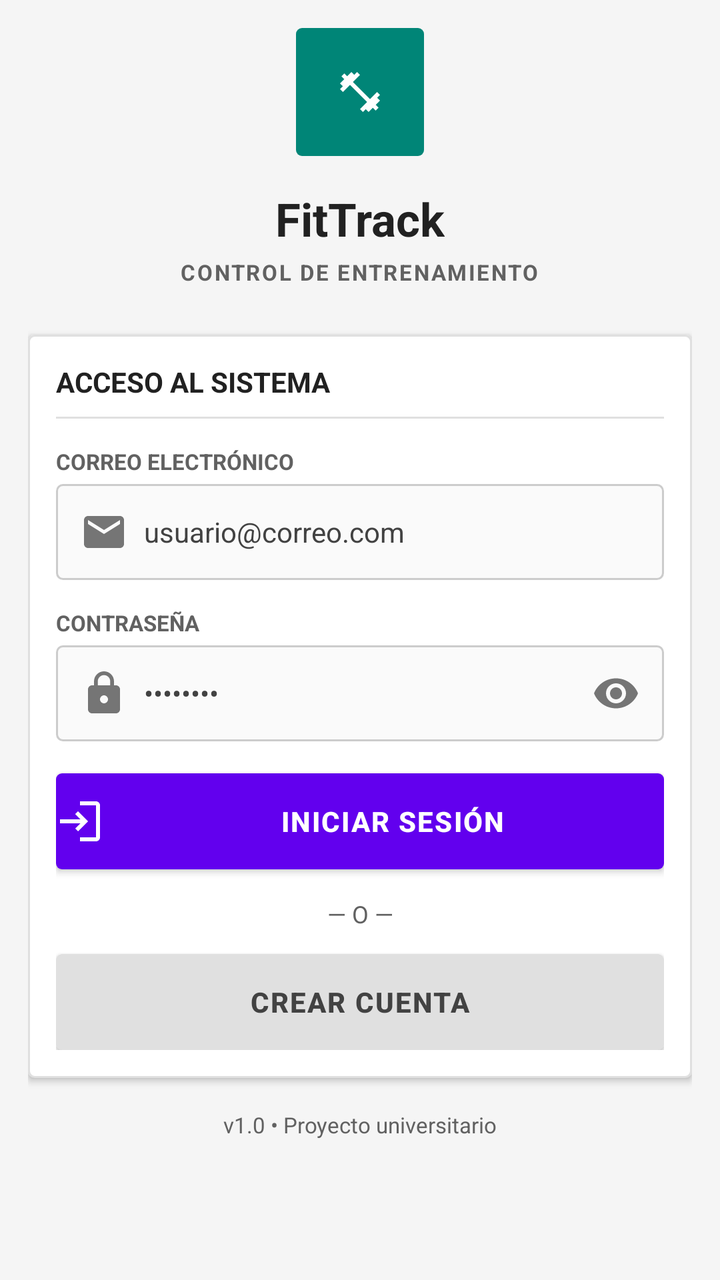
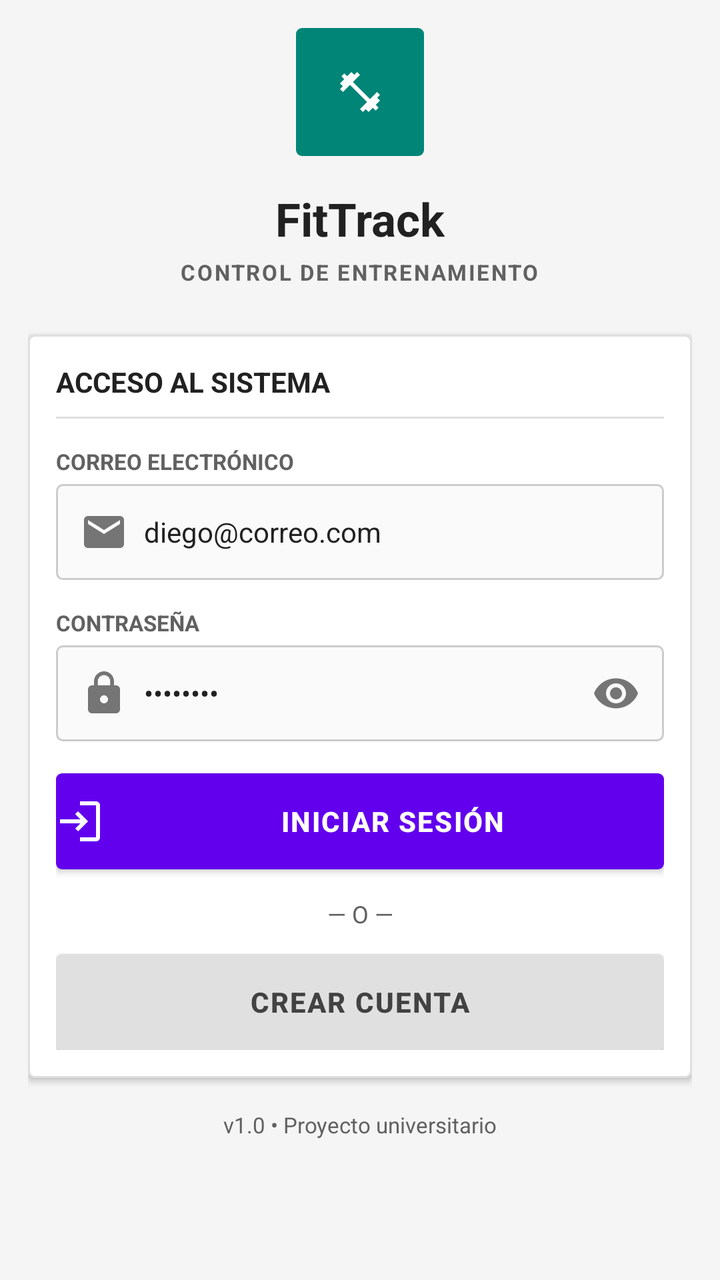

Before-and-after screenshots of an Android layout around one commit, followed by the original layout XML and the change that was made.
<!-- AndroidManifest.xml: application theme Theme.FitTrackAndroid -->
<!-- res/layout/fragment_login.xml -->
<?xml version="1.0" encoding="utf-8"?>
<ScrollView xmlns:android="http://schemas.android.com/apk/res/android"
    xmlns:app="http://schemas.android.com/apk/res-auto"
    android:id="@+id/svLogin"
    android:layout_width="match_parent"
    android:layout_height="match_parent"
    android:fillViewport="true"
    android:scrollbars="none">

    <LinearLayout
        android:id="@+id/layoutContenido"
        android:layout_width="match_parent"
        android:layout_height="wrap_content"
        android:gravity="center_horizontal"
        android:orientation="vertical"
        android:padding="@dimen/spacing_lg">

        
        <ImageView
            android:id="@+id/imgLogo"
            android:layout_width="64dp"
            android:layout_height="64dp"
            android:background="@drawable/bg_logo"
            android:contentDescription="@string/tvAppNombre"
            android:padding="15dp"
            android:scaleType="centerInside"
            android:src="@drawable/ic_fitness_center"
            app:tint="@color/colorOnPrimary" />

        <TextView
            android:id="@+id/tvAppNombre"
            android:layout_width="wrap_content"
            android:layout_height="wrap_content"
            android:layout_marginTop="@dimen/spacing_xl"
            android:text="@string/tvAppNombre"
            android:textColor="@color/colorTextPrimary"
            android:textSize="23sp"
            android:textStyle="bold" />

        <TextView
            android:id="@+id/tvSubtitulo"
            android:layout_width="wrap_content"
            android:layout_height="wrap_content"
            android:layout_marginTop="@dimen/spacing_xs"
            android:letterSpacing="0.08"
            android:text="@string/tvSubtitulo"
            android:textColor="@color/colorTextSecondary"
            android:textSize="11sp"
            android:textStyle="bold" />

        
        <LinearLayout
            android:id="@+id/cardFormulario"
            android:layout_width="match_parent"
            android:layout_height="wrap_content"
            android:layout_marginTop="@dimen/spacing_xxl"
            android:background="@drawable/bg_card"
            android:elevation="@dimen/elevation_card"
            android:orientation="vertical"
            android:padding="@dimen/spacing_lg">

            <TextView
                android:id="@+id/tvCabeceraFormulario"
                android:layout_width="match_parent"
                android:layout_height="wrap_content"
                android:text="@string/tvCabeceraFormulario"
                android:textColor="@color/colorTextPrimary"
                android:textSize="14sp"
                android:textStyle="bold" />

            <View
                android:id="@+id/viewDivisorCabecera"
                android:layout_width="match_parent"
                android:layout_height="1dp"
                android:layout_marginTop="@dimen/spacing_sm"
                android:background="@color/colorDivider" />

            
            <TextView
                android:id="@+id/tvLabelCorreo"
                android:layout_width="wrap_content"
                android:layout_height="wrap_content"
                android:layout_marginTop="@dimen/spacing_lg"
                android:text="@string/tvLabelCorreo"
                android:textColor="@color/colorTextSecondary"
                android:textSize="11sp"
                android:textStyle="bold" />

            <EditText
                android:id="@+id/etCorreo"
                android:layout_width="match_parent"
                android:layout_height="@dimen/button_height_standard"
                android:layout_marginTop="@dimen/spacing_xs"
                android:autofillHints="emailAddress"
                android:background="@drawable/bg_input"
                android:drawableStart="@drawable/ic_mail"
                android:drawablePadding="@dimen/spacing_sm"
                app:drawableTint="@color/colorTextTertiary"
                android:hint="@string/etCorreo_hint"
                android:inputType="textEmailAddress"
                android:maxLines="1"
                android:paddingHorizontal="@dimen/spacing_md"
                android:textColor="@color/colorTextPrimary"
                android:textColorHint="@color/colorTextStrong"
                android:textSize="14sp" />

            <TextView
                android:id="@+id/tvErrorCorreo"
                android:layout_width="match_parent"
                android:layout_height="wrap_content"
                android:layout_marginTop="@dimen/spacing_xs"
                android:text="@string/tvErrorCorreo"
                android:textColor="@color/colorError"
                android:textSize="11sp"
                android:visibility="gone" />

            
            <TextView
                android:id="@+id/tvLabelContrasena"
                android:layout_width="wrap_content"
                android:layout_height="wrap_content"
                android:layout_marginTop="@dimen/spacing_lg"
                android:text="@string/tvLabelContrasena"
                android:textColor="@color/colorTextSecondary"
                android:textSize="11sp"
                android:textStyle="bold" />

            <FrameLayout
                android:id="@+id/layoutContrasena"
                android:layout_width="match_parent"
                android:layout_height="wrap_content"
                android:layout_marginTop="@dimen/spacing_xs">

                <EditText
                    android:id="@+id/etContrasena"
                    android:layout_width="match_parent"
                    android:layout_height="@dimen/button_height_standard"
                    android:autofillHints="password"
                    android:background="@drawable/bg_input"
                    android:drawableStart="@drawable/ic_lock"
                    android:drawablePadding="@dimen/spacing_sm"
                    app:drawableTint="@color/colorTextTertiary"
                    android:hint="@string/etContrasena_hint"
                    android:inputType="textPassword"
                    android:maxLines="1"
                    android:paddingStart="@dimen/spacing_md"
                    android:paddingEnd="48dp"
                    android:textColor="@color/colorTextPrimary"
                    android:textColorHint="@color/colorTextStrong"
                    android:textSize="14sp" />

                <ImageButton
                    android:id="@+id/btnOjoContrasena"
                    android:layout_width="48dp"
                    android:layout_height="48dp"
                    android:layout_gravity="end|center_vertical"
                    android:background="@android:color/transparent"
                    android:contentDescription="@string/cdOjoContrasena"
                    android:scaleType="centerInside"
                    android:src="@drawable/ic_visibility"
                    app:tint="@color/colorTextTertiary" />
            </FrameLayout>

            <TextView
                android:id="@+id/tvErrorContrasena"
                android:layout_width="match_parent"
                android:layout_height="wrap_content"
                android:layout_marginTop="@dimen/spacing_xs"
                android:text="@string/tvErrorContrasena"
                android:textColor="@color/colorError"
                android:textSize="11sp"
                android:visibility="gone" />

            <TextView
                android:id="@+id/tvErrorCredenciales"
                android:layout_width="match_parent"
                android:layout_height="wrap_content"
                android:layout_marginTop="@dimen/spacing_xs"
                android:text="@string/tvErrorCredenciales"
                android:textColor="@color/colorError"
                android:textSize="12sp"
                android:visibility="gone" />

            <Button
                android:id="@+id/btnIniciarSesion"
                android:layout_width="match_parent"
                android:layout_height="@dimen/button_height_standard"
                android:layout_marginTop="@dimen/spacing_xl"
                android:background="@drawable/bg_button_primary"
                android:drawableStart="@drawable/ic_login"
                android:drawablePadding="@dimen/spacing_sm"
                app:drawableTint="@color/colorOnPrimary"
                android:elevation="@dimen/elevation_button"
                android:letterSpacing="0.05"
                android:text="@string/btnIniciarSesion"
                android:textAllCaps="true"
                android:textColor="@color/colorOnPrimary"
                android:textSize="14sp"
                android:textStyle="bold" />

            <TextView
                android:id="@+id/tvSeparador"
                android:layout_width="match_parent"
                android:layout_height="wrap_content"
                android:layout_marginTop="@dimen/spacing_lg"
                android:gravity="center"
                android:text="@string/tvSeparador"
                android:textColor="@color/colorTextSecondary"
                android:textSize="12sp" />

            <Button
                android:id="@+id/btnCrearCuenta"
                android:layout_width="match_parent"
                android:layout_height="48dp"
                android:layout_marginTop="@dimen/spacing_md"
                android:background="@drawable/bg_button_neutral"
                android:letterSpacing="0.05"
                android:text="@string/btnCrearCuenta"
                android:textAllCaps="true"
                android:textColor="@color/colorTextStrong"
                android:textSize="14sp"
                android:textStyle="bold" />
        </LinearLayout>

        <TextView
            android:id="@+id/tvVersion"
            android:layout_width="wrap_content"
            android:layout_height="wrap_content"
            android:layout_marginTop="@dimen/spacing_xl"
            android:paddingBottom="@dimen/spacing_md"
            android:text="@string/tvVersion"
            android:textColor="@color/colorTextSecondary"
            android:textSize="11sp" />
    </LinearLayout>
</ScrollView>
<!-- resources referenced by this layout -->
<resources>
  <color name="colorDivider">#FFE0E0E0</color>
  <color name="colorError">#FFD32F2F</color>
  <color name="colorOnPrimary">#FFFFFFFF</color>
  <color name="colorTextPrimary">#FF212121</color>
  <color name="colorTextSecondary">#FF616161</color>
  <color name="colorTextStrong">#FF424242</color>
  <color name="colorTextTertiary">#FF757575</color>
  <dimen name="button_height_standard">48dp</dimen>
  <dimen name="elevation_button">2dp</dimen>
  <dimen name="elevation_card">2dp</dimen>
  <dimen name="spacing_lg">14dp</dimen>
  <dimen name="spacing_md">12dp</dimen>
  <dimen name="spacing_sm">8dp</dimen>
  <dimen name="spacing_xl">16dp</dimen>
  <dimen name="spacing_xs">4dp</dimen>
  <dimen name="spacing_xxl">24dp</dimen>
  <!-- drawable bg_button_neutral (drawable) -->
  <?xml version="1.0" encoding="utf-8"?>
  <shape xmlns:android="http://schemas.android.com/apk/res/android"
      android:shape="rectangle">
      <solid android:color="@color/colorDivider" />
      <corners android:radius="@dimen/corner_radius_default" />
  </shape>
  <!-- drawable bg_card (drawable) -->
  <?xml version="1.0" encoding="utf-8"?>
  <shape xmlns:android="http://schemas.android.com/apk/res/android"
      android:shape="rectangle">
      <solid android:color="@color/colorSurface" />
      <stroke
          android:width="1dp"
          android:color="@color/colorDivider" />
      <corners android:radius="@dimen/corner_radius_default" />
  </shape>
  <!-- drawable bg_input (drawable) -->
  <?xml version="1.0" encoding="utf-8"?>
  <selector xmlns:android="http://schemas.android.com/apk/res/android">
      <item android:state_focused="true" android:drawable="@drawable/bg_input_focused" />
      <item android:drawable="@drawable/bg_input_default" />
  </selector>
  <!-- drawable bg_logo (drawable) -->
  <?xml version="1.0" encoding="utf-8"?>
  <shape xmlns:android="http://schemas.android.com/apk/res/android"
      android:shape="rectangle">
      <solid android:color="@color/colorPrimary" />
      <corners android:radius="@dimen/corner_radius_default" />
  </shape>
  <string name="btnCrearCuenta">CREAR CUENTA</string>
  <string name="btnIniciarSesion">INICIAR SESIÓN</string>
  <string name="cdOjoContrasena">Mostrar u ocultar contraseña</string>
  <string name="etContrasena_hint">••••••••</string>
  <string name="etCorreo_hint">usuario@correo.com</string>
  <string name="tvAppNombre">FitTrack</string>
  <string name="tvCabeceraFormulario">ACCESO AL SISTEMA</string>
  <string name="tvErrorContrasena">Ingresa tu contraseña</string>
  <string name="tvErrorCorreo">Ingresa un correo válido</string>
  <string name="tvErrorCredenciales">Correo o contraseña incorrectos</string>
  <string name="tvLabelContrasena">CONTRASEÑA</string>
  <string name="tvLabelCorreo">CORREO ELECTRÓNICO</string>
  <string name="tvSeparador">— O —</string>
  <string name="tvSubtitulo">CONTROL DE ENTRENAMIENTO</string>
  <string name="tvVersion">v1.0 • Proyecto universitario</string>
  <style name="Theme.FitTrackAndroid" parent="Base.Theme.FitTrackAndroid" />
  <dimen name="corner_radius_default">3dp</dimen>
  <color name="colorActionPrimaryPressed">#5300D6</color>
  <color name="colorActionPrimary">#6200EE</color>
  <color name="colorSurface">#FFFFFFFF</color>
  <!-- drawable bg_input_focused (drawable) -->
  <?xml version="1.0" encoding="utf-8"?>
  <shape xmlns:android="http://schemas.android.com/apk/res/android"
      android:shape="rectangle">
      <solid android:color="@color/colorSurface" />
      <stroke
          android:width="2dp"
          android:color="@color/colorPrimary" />
      <corners android:radius="@dimen/corner_radius_default" />
  </shape>
  <color name="colorPrimary">#008577</color>
  <color name="colorSurfaceSecondary">#FFFAFAFA</color>
  <color name="colorBorder">#FFCCCCCC</color>
  <color name="colorBackground">#F5F5F5</color>
  <color name="colorPrimaryDark">#00574B</color>
  <color name="black">#FF000000</color>
  <color name="colorActionConfirm">#03DAC5</color>
  <!-- unchanged entries left out for length: 8 -->
</resources>

<!-- the commit's change to res/layout/fragment_login.xml (unified diff, before → after) -->
@@ -98,6 +98,7 @@
                 app:drawableTint="@color/colorTextTertiary"
                 android:hint="@string/etCorreo_hint"
                 android:inputType="textEmailAddress"
+                android:text="diego@correo.com"
                 android:maxLines="1"
                 android:paddingHorizontal="@dimen/spacing_md"
                 android:textColor="@color/colorTextPrimary"
@@ -141,6 +142,7 @@
                     android:drawablePadding="@dimen/spacing_sm"
                     app:drawableTint="@color/colorTextTertiary"
                     android:hint="@string/etContrasena_hint"
+                    android:text="12345678"
                     android:inputType="textPassword"
                     android:maxLines="1"
                     android:paddingStart="@dimen/spacing_md"
